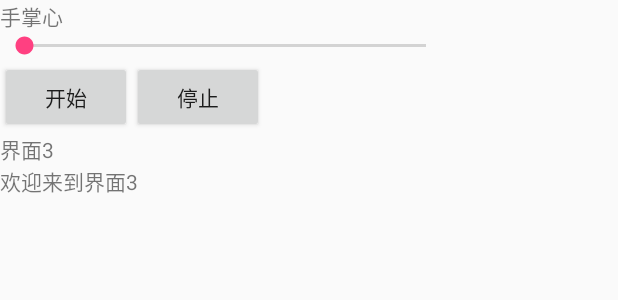
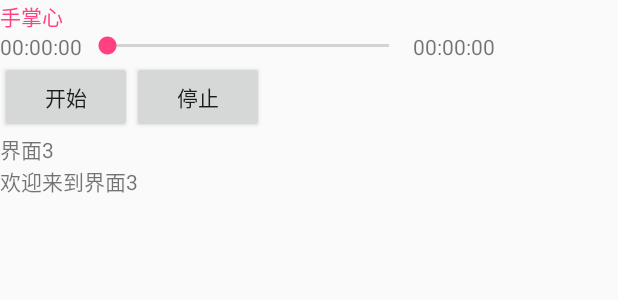
Before and after one commit to longxing880610/SmartPhoneTools, an Android app: the layout tab_music.xml on its own in the app's theme, with its tools: preview values and no code run, on a phone screen of 412 x 824 dp. Shown: the top 300 px of the screen. Run offline under Robolectric (Android 15) with nearby library versions, the phone set to English and light mode, and no system bars.

Commit message:
1.2 5. 增加对音乐播放器的进度控制 6. 增加大文件夹的扫描机制, 以免浪费电,应用缓慢
Signed-off-by: Zhang Long <695017153@qq.com>

```diff
--- a/app/src/main/res/layout/tab_music.xml
+++ b/app/src/main/res/layout/tab_music.xml
@@ -19,18 +19,32 @@
             android:layout_width="wrap_content"
             android:layout_height="wrap_content"
             android:layout_columnSpan="@integer/toolbar_columns"
+            android:textColor="@color/colorAccent"
             tools:text="@string/defaultMusic" />
+
+        <TextView
+            android:id="@+id/textView_progress"
+            android:layout_width="55dp"
+            android:layout_height="wrap_content"
+            android:text="@string/timeZero" />
 
         <SeekBar
             android:id="@+id/seekBar_music"
-            android:layout_width="300dp"
+            android:layout_width="220dp"
             android:layout_height="wrap_content"
-            android:layout_columnSpan="@integer/toolbar_columns_minus1" />
+            android:layout_columnSpan="@integer/toolbar_columns_minus2" />
 
         <TextView
             android:id="@+id/textView_totalLen"
-            android:layout_width="wrap_content"
-            android:layout_height="wrap_content"/>
+            android:layout_width="55dp"
+            android:layout_height="wrap_content"
+            android:text="@string/timeZero" />
+    </GridLayout>
+
+    <GridLayout
+        android:layout_width="match_parent"
+        android:layout_height="wrap_content"
+        android:columnCount="@integer/toolbar_columns">
 
         <Button
             android:id="@+id/btn_startMusic"
--- a/app/src/main/res/layout/tab_sd_card.xml
+++ b/app/src/main/res/layout/tab_sd_card.xml
@@ -32,7 +32,7 @@
             android:id="@+id/button_forward"
             android:layout_width="70dp"
             android:layout_height="wrap_content"
-            android:text="@string/strForward" />
+            android:text="@string/strScan" />
 
         <Spinner
             android:id="@+id/spinner_search"
--- a/app/src/main/res/values/integers.xml
+++ b/app/src/main/res/values/integers.xml
@@ -2,4 +2,5 @@
 <resources>
     <integer name="toolbar_columns">4</integer>
     <integer name="toolbar_columns_minus1">3</integer>
+    <integer name="toolbar_columns_minus2">2</integer>
 </resources>
--- a/app/src/main/res/values/strings.xml
+++ b/app/src/main/res/values/strings.xml
@@ -34,4 +34,6 @@
     <string name="strInputKey">输入搜索关键字</string>
     <string name="defaultMusic">手掌心</string>
     <string name="strGoon">继续</string>
+    <string name="strScan">扫描</string>
+    <string name="timeZero">00:00:00</string>
 </resources>
```
Also changed, not shown: app/src/main/java/com/longxing/peripheral/PlayingMusicServices.java (+23 -5 lines), app/src/main/java/com/longxing/ui/ListItemAdapter.java (+20 -3 lines), app/src/main/java/com/longxing/ui/UI_TabMusic.java (+64 -8 lines), app/src/main/java/com/longxing/ui/UI_TabSdFiles.java (+1 -8 lines), 1 other file.
